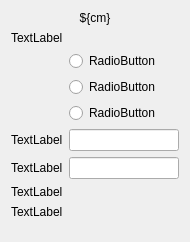
lisazacarias/cryoValveDisplay, file modeTemplate.ui: the form before one commit.
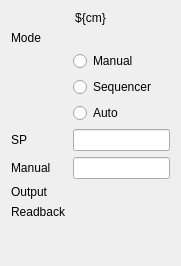
The form after the commit. Custom widgets are drawn as their Qt base class.

Commit message: first pass goes off the screen. Trying tab version

Patch:
```diff
--- a/modeTemplate.ui
+++ b/modeTemplate.ui
@@ -6,10 +6,16 @@
    <rect>
     <x>0</x>
     <y>0</y>
-    <width>190</width>
-    <height>242</height>
+    <width>181</width>
+    <height>266</height>
    </rect>
   </property>
+  <property name="sizePolicy">
+   <sizepolicy hsizetype="Maximum" vsizetype="Maximum">
+    <horstretch>0</horstretch>
+    <verstretch>0</verstretch>
+   </sizepolicy>
+  </property>
   <property name="windowTitle">
    <string>Form</string>
   </property>
@@ -17,7 +23,7 @@
    <item row="1" column="0">
     <widget class="QLabel" name="label">
      <property name="text">
-      <string>TextLabel</string>
+      <string>Mode</string>
      </property>
     </widget>
    </item>
@@ -31,14 +37,14 @@
    <item row="4" column="1">
     <widget class="QRadioButton" name="radioButton_2">
      <property name="text">
-      <string>RadioButton</string>
+      <string>Sequencer</string>
      </property>
     </widget>
    </item>
    <item row="5" column="1">
     <widget class="QRadioButton" name="radioButton_3">
      <property name="text">
-      <string>RadioButton</string>
+      <string>Auto</string>
      </property>
     </widget>
    </item>
@@ -73,35 +79,35 @@
    <item row="9" column="0">
     <widget class="QLabel" name="label_3">
      <property name="text">
-      <string>TextLabel</string>
+      <string>Output</string>
      </property>
     </widget>
    </item>
    <item row="10" column="0">
     <widget class="QLabel" name="label_4">
      <property name="text">
-      <string>TextLabel</string>
+      <string>Readback</string>
      </property>
     </widget>
    </item>
    <item row="7" column="0">
     <widget class="QLabel" name="label_5">
      <property name="text">
-      <string>TextLabel</string>
+      <string>SP</string>
      </property>
     </widget>
    </item>
    <item row="8" column="0">
     <widget class="QLabel" name="label_6">
      <property name="text">
-      <string>TextLabel</string>
+      <string>Manual</string>
      </property>
     </widget>
    </item>
    <item row="2" column="1">
     <widget class="QRadioButton" name="radioButton">
      <property name="text">
-      <string>RadioButton</string>
+      <string>Manual</string>
      </property>
     </widget>
    </item>
```
The commit also changes 7 other files.
